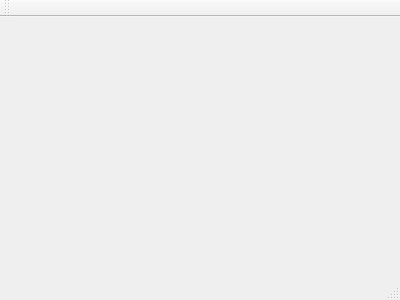
adsorensen/CountUp, file mainwindow.ui: the form before one commit.
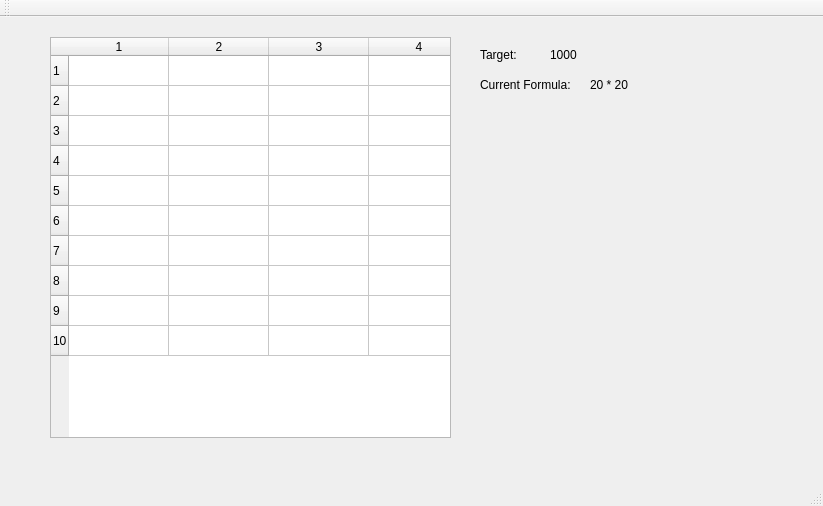
The form after the commit.

The edit to the form file:
```diff
--- a/mainwindow.ui
+++ b/mainwindow.ui
@@ -1,24 +1,146 @@
 <ui version="4.0">
  <class>MainWindow</class>
- <widget class="QMainWindow" name="MainWindow" >
-  <property name="geometry" >
+ <widget class="QMainWindow" name="MainWindow">
+  <property name="geometry">
    <rect>
     <x>0</x>
     <y>0</y>
-    <width>400</width>
-    <height>300</height>
+    <width>823</width>
+    <height>506</height>
    </rect>
   </property>
   <property name="windowTitle" >
    <string>MainWindow</string>
   </property>
-  <widget class="QMenuBar" name="menuBar" />
-  <widget class="QToolBar" name="mainToolBar" />
-  <widget class="QWidget" name="centralWidget" />
-  <widget class="QStatusBar" name="statusBar" />
+  <widget class="QWidget" name="centralWidget">
+   <widget class="QTableWidget" name="tableWidget">
+    <property name="enabled">
+     <bool>true</bool>
+    </property>
+    <property name="geometry">
+     <rect>
+      <x>50</x>
+      <y>20</y>
+      <width>401</width>
+      <height>401</height>
+     </rect>
+    </property>
+    <property name="verticalScrollBarPolicy">
+     <enum>Qt::ScrollBarAlwaysOff</enum>
+    </property>
+    <property name="horizontalScrollBarPolicy">
+     <enum>Qt::ScrollBarAlwaysOff</enum>
+    </property>
+    <property name="autoScroll">
+     <bool>false</bool>
+    </property>
+    <property name="selectionMode">
+     <enum>QAbstractItemView::SingleSelection</enum>
+    </property>
+    <property name="gridStyle">
+     <enum>Qt::SolidLine</enum>
+    </property>
+    <property name="rowCount">
+     <number>10</number>
+    </property>
+    <property name="columnCount">
+     <number>10</number>
+    </property>
+    <row/>
+    <row/>
+    <row/>
+    <row/>
+    <row/>
+    <row/>
+    <row/>
+    <row/>
+    <row/>
+    <row/>
+    <column/>
+    <column/>
+    <column/>
+    <column/>
+    <column/>
+    <column/>
+    <column/>
+    <column/>
+    <column/>
+    <column/>
+   </widget>
+   <widget class="QLabel" name="targetLabel">
+    <property name="geometry">
+     <rect>
+      <x>480</x>
+      <y>30</y>
+      <width>59</width>
+      <height>16</height>
+     </rect>
+    </property>
+    <property name="text">
+     <string>Target:</string>
+    </property>
+   </widget>
+   <widget class="QLabel" name="goalLabel">
+    <property name="geometry">
+     <rect>
+      <x>550</x>
+      <y>30</y>
+      <width>59</width>
+      <height>16</height>
+     </rect>
+    </property>
+    <property name="text">
+     <string>1000</string>
+    </property>
+   </widget>
+   <widget class="QLabel" name="currentFormulaLabel">
+    <property name="geometry">
+     <rect>
+      <x>480</x>
+      <y>60</y>
+      <width>101</width>
+      <height>16</height>
+     </rect>
+    </property>
+    <property name="text">
+     <string>Current Formula:</string>
+    </property>
+   </widget>
+   <widget class="QLabel" name="formulaLabel">
+    <property name="geometry">
+     <rect>
+      <x>590</x>
+      <y>60</y>
+      <width>59</width>
+      <height>16</height>
+     </rect>
+    </property>
+    <property name="text">
+     <string>20 * 20</string>
+    </property>
+   </widget>
+  </widget>
+  <widget class="QMenuBar" name="menuBar">
+   <property name="geometry">
+    <rect>
+     <x>0</x>
+     <y>0</y>
+     <width>823</width>
+     <height>22</height>
+    </rect>
+   </property>
+  </widget>
+  <widget class="QToolBar" name="mainToolBar">
+   <attribute name="toolBarArea">
+    <enum>TopToolBarArea</enum>
+   </attribute>
+   <attribute name="toolBarBreak">
+    <bool>false</bool>
+   </attribute>
+  </widget>
+  <widget class="QStatusBar" name="statusBar"/>
  </widget>
- <layoutDefault spacing="6" margin="11" />
- <pixmapfunction></pixmapfunction>
+ <layoutdefault spacing="6" margin="11"/>
  <resources/>
  <connections/>
 </ui>
```
Left out of the diff: 3 changed lines with no effect on the pictures.
